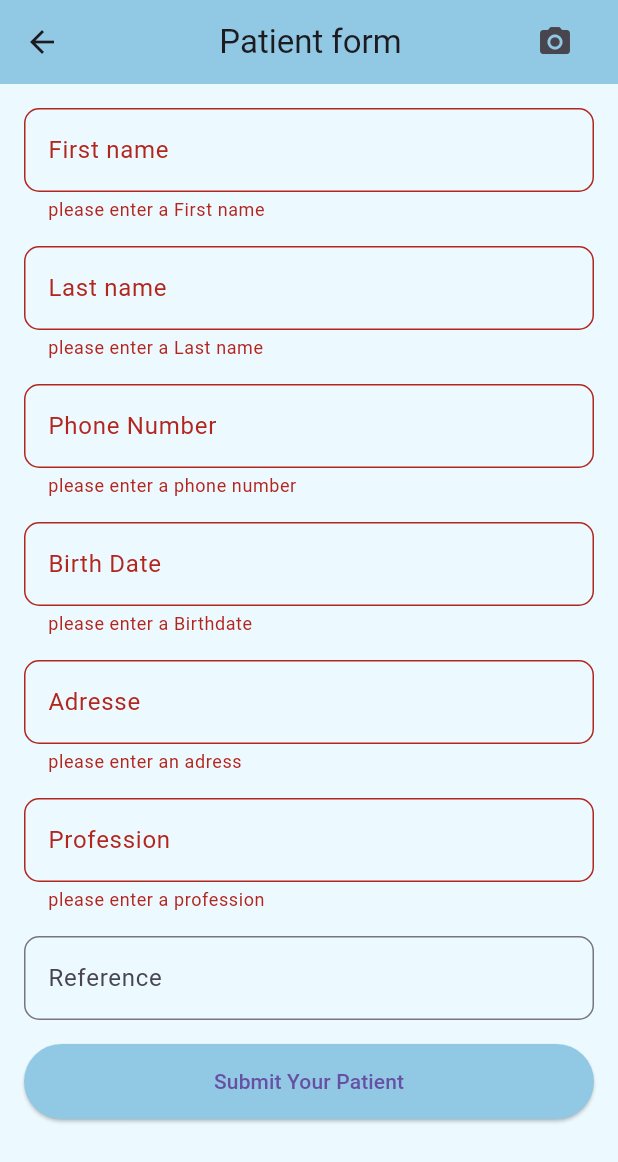
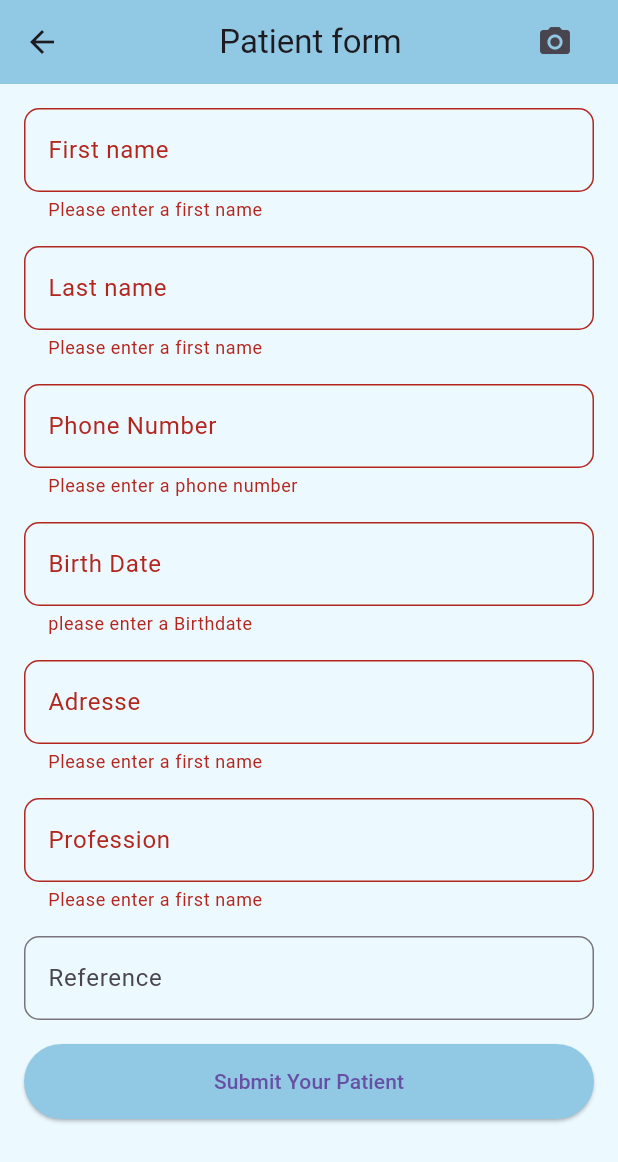
Before and after one commit to ferjani69/finale, a Flutter app: the AddPatientPage screen opened directly, after a tap on "Submit Your Patient", on a phone screen of 412 x 824 dp. Shown: the top 1162 px of the screen. Run offline on Flutter 3.47's test engine with Material 3 defaults, Android fonts, the phone set to English and light mode, and no system bars; our stand-ins replace image_picker; missing offline and left inert: google_mlkit_text_recognition.

```diff
--- a/lib/AddPatientPage.dart
+++ b/lib/AddPatientPage.dart
@@ -13,15 +13,24 @@ class AddPatientPage extends StatelessWidget {
     }
   }
 
-  String? _validatePhonenumber(value) {
-    if (value!.isEmpty) {
-      return 'please enter a phone number';
+  String? _validatePhonenumber(String? value) {
+    if (value == null || value.isEmpty) {
+      return 'Please enter a phone number';
     }
+
+    // Check if the value consists only of numeric characters
+    if (!value.contains(RegExp(r'^[0-9]*$'))) {
+      return 'Please enter a valid phone number (numbers only)';
+    }
+
+    // Check if the length of the phone number is not equal to 8 digits
     if (value.length != 8) {
-      return 'please enter a valid number';
+      return 'Please enter a valid 8-digit phone number';
     }
+
     return null;
   }
+
 
 
   @override
@@ -62,10 +71,16 @@ class AddPatientPage extends StatelessWidget {
                           borderRadius: BorderRadius.circular(10.0))),
                   validator: (value) {
                     if (value!.isEmpty) {
-                      return "please enter a First name";
+                      return "Please enter a first name";
+                    }
+                    // Check if the value contains only alphabetic characters, and optionally spaces
+                    if (!RegExp(r'^[a-zA-Z]+(?:\s[a-zA-Z]+)*$').hasMatch(value)) {
+                      return "Please enter a valid first name containing only alphabetic characters, and optionally separated by spaces";
                     }
                     return null;
                   },
+
+
                 ),
                 const SizedBox(height: 16.0),
                 TextFormField(
@@ -76,10 +91,15 @@ class AddPatientPage extends StatelessWidget {
                           borderRadius: BorderRadius.circular(10.0))),
                   validator: (value) {
                     if (value!.isEmpty) {
-                      return "please enter a Last name";
+                      return "Please enter a first name";
+                    }
+                    // Check if the value contains only alphabetic characters
+                    if (!RegExp(r'^[a-zA-Z]+$').hasMatch(value)) {
+                      return "Please enter a valid first name containing only alphabetic characters";
                     }
                     return null;
                   },
+
                 ),
                 const SizedBox(height: 16.0),
                 TextFormField(
@@ -113,10 +133,15 @@ class AddPatientPage extends StatelessWidget {
                           borderRadius: BorderRadius.circular(10.0))),
                   validator: (value) {
                     if (value!.isEmpty) {
-                      return "please enter an adress";
+                      return "Please enter a first name";
+                    }
+                    // Check if the value contains only alphabetic characters, spaces, and periods (.)
+                    if (!RegExp(r'^[a-zA-Z\s.]+$').hasMatch(value)) {
+                      return "Please enter a valid first name containing only alphabetic characters, spaces, and periods";
                     }
                     return null;
                   },
+
                 ),
                 const SizedBox(height: 16.0),
                 TextFormField(
@@ -127,10 +152,15 @@ class AddPatientPage extends StatelessWidget {
                           borderRadius: BorderRadius.circular(10.0))),
                   validator: (value) {
                     if (value!.isEmpty) {
-                      return "please enter a profession";
+                      return "Please enter a first name";
+                    }
+                    // Check if the value contains only alphabetic characters
+                    if (!RegExp(r'^[a-zA-Z]+$').hasMatch(value)) {
+                      return "Please enter a valid first name containing only alphabetic characters";
                     }
                     return null;
                   },
+
                 ),
                 const SizedBox(height: 16.0),
                 TextFormField(
```
Also changed, not shown: lib/main.dart (+47 -14 lines), lib/treatement_records_page.dart (+68 -4 lines).
